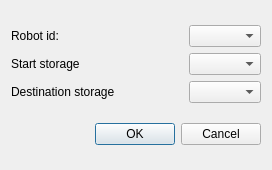
Before: the Qt Designer form prj/src/logistic_system/ui/AddTaskDialog.ui in ZbigniewLogisticsINC/Projekt, drawn with Qt 5.
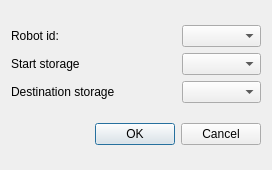
After: the same form once the commit is applied.

The edit to the form file:
```diff
--- a/prj/src/logistic_system/ui/AddTaskDialog.ui
+++ b/prj/src/logistic_system/ui/AddTaskDialog.ui
@@ -13,89 +13,38 @@
   <property name="windowTitle">
    <string>Dialog</string>
   </property>
-  <layout class="QVBoxLayout" name="verticalLayout_2">
-   <item>
     <layout class="QVBoxLayout" name="verticalLayout">
      <item>
-      <layout class="QHBoxLayout" name="horizontalLayout">
-       <item>
-        <widget class="QLabel" name="label">
-         <property name="text">
-          <string>Robot id:</string>
-         </property>
-        </widget>
-       </item>
-       <item>
-        <spacer name="horizontalSpacer">
-         <property name="orientation">
-          <enum>Qt::Horizontal</enum>
-         </property>
-         <property name="sizeHint" stdset="0">
-          <size>
-           <width>40</width>
-           <height>20</height>
-          </size>
-         </property>
-        </spacer>
-       </item>
-       <item>
-        <widget class="QComboBox" name="robotCombo"/>
-       </item>
-      </layout>
-     </item>
-     <item>
-      <layout class="QHBoxLayout" name="horizontalLayout_2">
-       <item>
+    <layout class="QGridLayout" name="gridLayout">
+     <item row="2" column="3">
+      <widget class="QComboBox" name="destinationStorageCombo"/>
+     </item>
+     <item row="1" column="3">
+      <widget class="QComboBox" name="startStorageCombo"/>
+     </item>
+     <item row="1" column="0">
         <widget class="QLabel" name="label_2">
          <property name="text">
           <string>Start storage</string>
          </property>
         </widget>
        </item>
-       <item>
-        <spacer name="horizontalSpacer_2">
-         <property name="orientation">
-          <enum>Qt::Horizontal</enum>
-         </property>
-         <property name="sizeHint" stdset="0">
-          <size>
-           <width>40</width>
-           <height>20</height>
-          </size>
-         </property>
-        </spacer>
-       </item>
-       <item>
-        <widget class="QComboBox" name="startStorageCombo"/>
-       </item>
-      </layout>
-     </item>
-     <item>
-      <layout class="QHBoxLayout" name="horizontalLayout_3">
-       <item>
+     <item row="2" column="0" colspan="2">
         <widget class="QLabel" name="label_3">
          <property name="text">
           <string>Destination storage</string>
          </property>
         </widget>
        </item>
-       <item>
-        <spacer name="horizontalSpacer_3">
-         <property name="orientation">
-          <enum>Qt::Horizontal</enum>
-         </property>
-         <property name="sizeHint" stdset="0">
-          <size>
-           <width>40</width>
-           <height>20</height>
-          </size>
-         </property>
-        </spacer>
-       </item>
-       <item>
-        <widget class="QComboBox" name="destinationStorageCombo"/>
-       </item>
-      </layout>
+     <item row="0" column="0">
+      <widget class="QLabel" name="label">
+       <property name="text">
+        <string>Robot id:</string>
+       </property>
+      </widget>
+     </item>
+     <item row="0" column="3">
+      <widget class="QComboBox" name="robotCombo"/>
      </item>
     </layout>
    </item>
```
Lines whose indentation alone changed are shown as unchanged.
